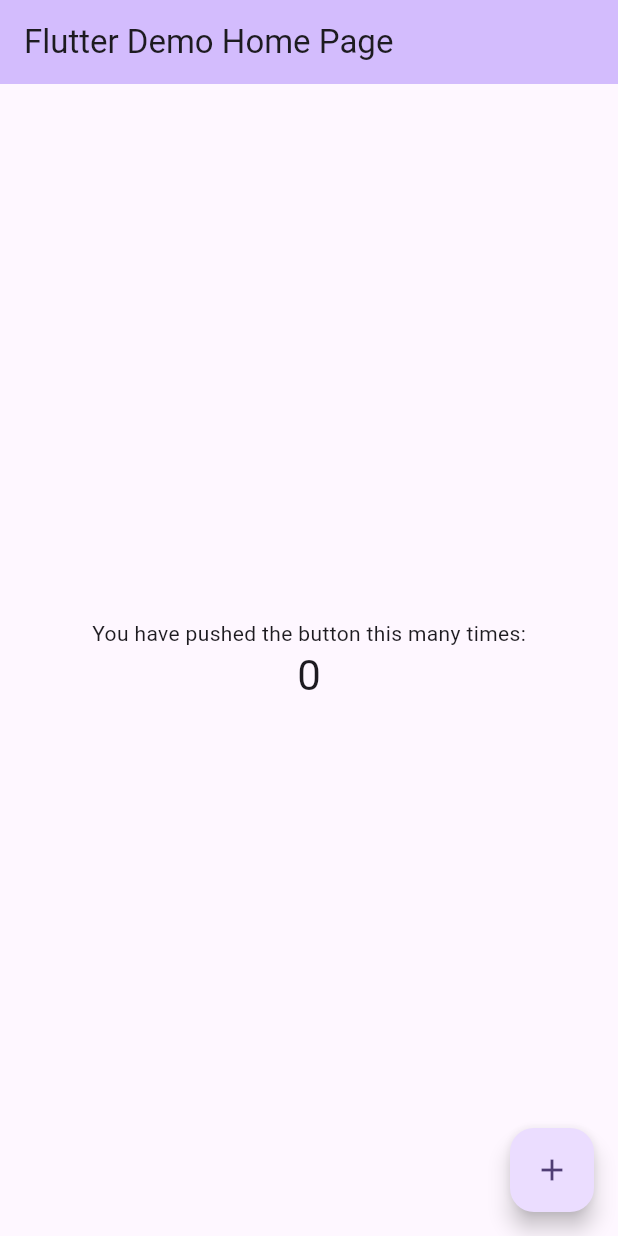
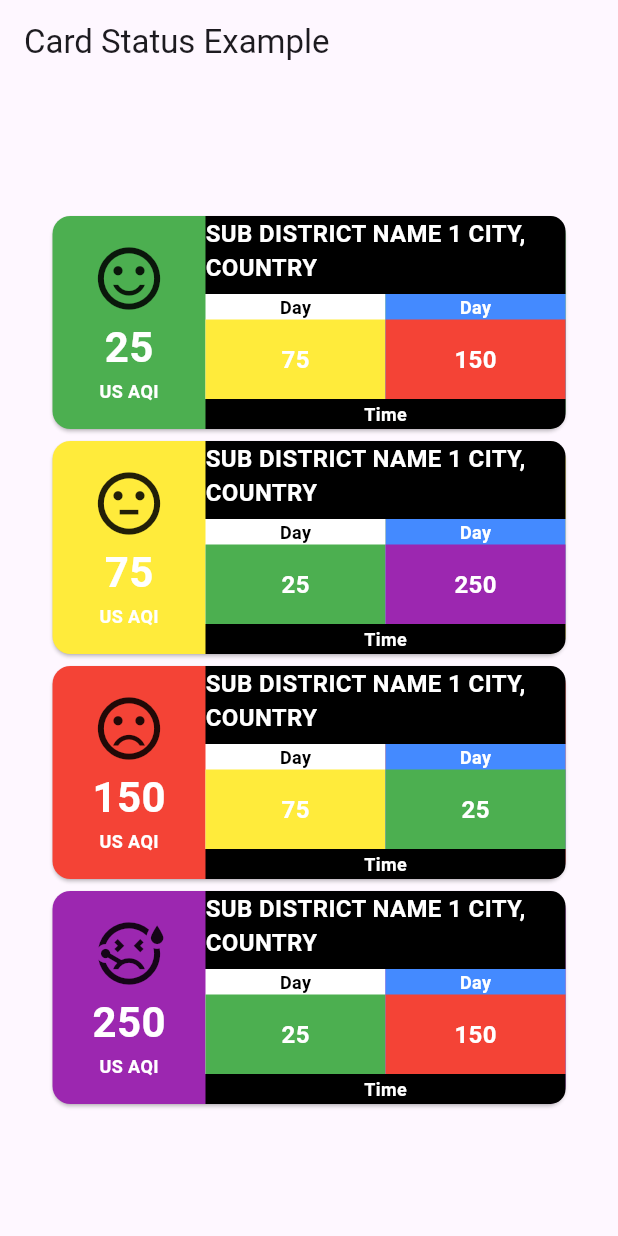
Before and after one commit to Srikarette/Flutter-air-quality-project, a Flutter app: the screen it shows after launch, on a phone screen of 412 x 824 dp. Run offline on Flutter 3.47's test engine with Material 3 defaults, Android fonts, the phone set to English and light mode, and no system bars.

Commit message:
build: ui card_status

```diff
--- /dev/null
+++ b/apps/product/lib/features/home/presentation/widgets/component/card_status.dart
@@ -0,0 +1,210 @@
+import 'package:flutter/material.dart';
+
+class CardStatus extends StatelessWidget {
+  final int value;
+  final int value1;
+  final int value2;
+
+    const CardStatus({super.key, required this.value, required this.value1, required this.value2,});
+
+
+  Color _getColor(int value) {
+    if (value >= 0 && value <= 50) {
+      return Colors.green;
+    } else if (value >= 51 && value <= 100) {
+      return Colors.yellow;
+    } else if (value >= 101 && value <= 200) {
+      return Colors.red;
+    } else {
+      return Colors.purple;
+    }
+  }
+
+  Widget _getIcon() {
+    double iconSize = 50.0;
+    if (value >= 0 && value <= 50) {
+      return Icon(
+        Icons.sentiment_satisfied_alt_outlined,
+        size: iconSize,
+      );
+    } else if (value >= 51 && value <= 100) {
+      return Icon(
+        Icons.sentiment_neutral_outlined,
+        size: iconSize,
+      );
+    } else if (value >= 101 && value <= 200) {
+      return Icon(
+        Icons.sentiment_dissatisfied_outlined,
+        size: iconSize,
+      );
+    } else {
+      return Icon(
+        Icons.sick_outlined,
+        size: iconSize,
+      );
+    }
+  }
+
+   Widget _buildValueContainer(int value) {
+    Color color = _getColor(value);
+    return Column(
+      children: [
+        Container(
+          width: 120,
+          height: 53,
+          color: color,
+          child: Center(
+            child: Text(
+             '$value',
+              style: TextStyle(
+                color: Colors.white,
+                fontSize: 16.0,
+                fontWeight: FontWeight.bold,
+              ),
+            ),
+          ),
+        ),
+      ],
+    );
+  }
+
+  @override
+  Widget build(BuildContext context) {
+    Color mainColor = _getColor(value);
+
+    return SizedBox(
+      width: 350,
+      height: 150,
+      child: Card(
+        color: mainColor,
+        child: Row(
+          children: [
+            Expanded(
+              child: Padding(
+                padding: const EdgeInsets.all(16.0),
+                child: Column(
+                  mainAxisAlignment: MainAxisAlignment.center,
+                  crossAxisAlignment: CrossAxisAlignment.center,
+                  children: [
+                    _getIcon(),
+                    SizedBox(height: 1),
+                    Text(
+                      '$value',
+                      style: const TextStyle(
+                        color: Colors.white,
+                        fontSize: 28.0,
+                        fontWeight: FontWeight.bold,
+                      ),
+                    ),
+                    SizedBox(height: 1),
+                    const Text(
+                      'US AQI',
+                      style: TextStyle(
+                        color: Colors.white,
+                        fontSize: 12.0,
+                        fontWeight: FontWeight.bold,
+                      ),
+                    ), // ข้อความ
+                  ],
+                ),
+              ),
+            ),
+            Column(
+              children: [
+                Container(
+                  width: 240,
+                  height: 52,
+                  decoration: const BoxDecoration(
+                    color: Colors.black,
+                    borderRadius: BorderRadius.only(
+                      topRight: Radius.circular(10.0),
+                    ),
+                  ),
+                  child: const Text(
+                    'SUB DISTRICT NAME 1 CITY, COUNTRY',
+                    style: TextStyle(
+                      color: Colors.white,
+                      fontWeight: FontWeight.bold,
+                      fontSize: 16.0,
+                    ),
+                  ),
+                ),
+                Row(
+                  children: [
+                    Container(
+                      width: 120,
+                      height: 70,
+                      color: Colors.white,
+                      child: Align(
+                        alignment: Alignment.topCenter,
+                        child: Column(
+                          children: [
+                            Text(
+                              'Day',
+                              style: TextStyle(
+                                color: Colors.black,
+                                fontSize: 12.0,
+                                fontWeight: FontWeight.bold,
+                              ),
+                            ),
+                             _buildValueContainer(value1),
+
+                          ],
+                        ),
+
+                      ),
+                    ),
+                    Container(
+                      width: 120,
+                      height: 70,
+                      color: Colors.blueAccent,
+                      child: Align(
+                        alignment: Alignment.topCenter,
+                        child: Column(
+                          children: [
+                            Text(
+                              'Day',
+                              style: TextStyle(
+                                color: Colors.white,
+                                fontSize: 12.0,
+                                fontWeight: FontWeight.bold,
+                              ),
+                            ),
+                             _buildValueContainer(value2),
+                          ],
+                        ),
+
+
+
+                      ),
+                    ),
+                  ],
+                ),
+                Container(
+                  width: 240,
+                  height: 20,
+                  decoration: const BoxDecoration(
+                    color: Colors.black,
+                    borderRadius: BorderRadius.only(
+                      bottomRight: Radius.circular(10.0),
+                    ),
+                  ),
+                  child: const Center(
+                    child: Text(
+                      'Time',
+                      style: TextStyle(
+                        color: Colors.white,
+                        fontWeight: FontWeight.bold,
+                        fontSize: 12.0,
+                      ),
+                    ),
+                  ),
+                ),
+              ],
+            ),
+          ],
+        ),
+      ),
+    );
+  }
+}
--- a/apps/product/lib/features/home/screen/home_screen.dart
+++ b/apps/product/lib/features/home/screen/home_screen.dart
@@ -1,4 +1,5 @@
 import 'package:flutter/material.dart';
+import 'package:product/features/home/presentation/widgets/component/card_status.dart';
 
 class HomeScreen extends StatefulWidget {
   const HomeScreen({super.key, required this.title});
@@ -19,30 +20,23 @@ class _HomeScreenState extends State<HomeScreen> {
 
   @override
   Widget build(BuildContext context) {
-    return Scaffold(
+    return MaterialApp(
+      home: Scaffold(
         appBar: AppBar(
-        backgroundColor: Theme.of(context).colorScheme.inversePrimary,
-        title: Text(widget.title),
+          title: Text('Card Status Example'),
         ),
         body: Center(
           child: Column(
             mainAxisAlignment: MainAxisAlignment.center,
             children: <Widget>[
-            const Text(
-              'You have pushed the button this many times:',
-            ),
-            Text(
-              '$_counter',
-              style: Theme.of(context).textTheme.headlineMedium,
-            ),
+              CardStatus(value: 25,value1: 75 ,value2: 150),
+              CardStatus(value: 75,value1: 25 ,value2: 250),
+              CardStatus(value: 150,value1: 75 ,value2: 25),
+              CardStatus(value: 250,value1: 25 ,value2: 150),
             ],
           ),
         ),
-      floatingActionButton: FloatingActionButton(
-        onPressed: _incrementCounter,
-        tooltip: 'Increment',
-        child: const Icon(Icons.add),
-      ), // This trailing comma makes auto-formatting nicer for build methods.
+      ),
     );
   }
 }
```
Lines whose indentation alone changed are shown as unchanged.
